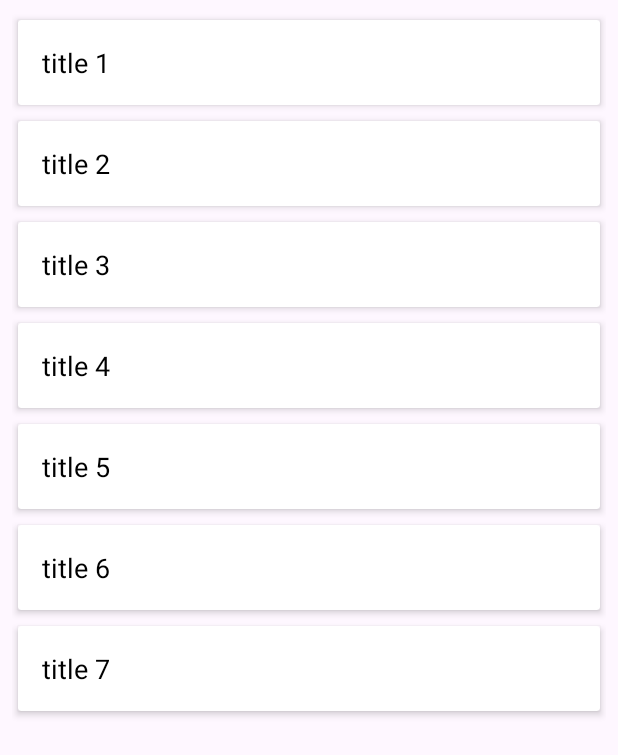
After one commit to ed-daoudiManal22/Endo_project, an Android app: the Endo_InfoActivity screen opened directly, with no data from a screen before it, on a phone screen of 412 x 824 dp. The commit adds this screen. Shown: the top 755 px of the screen. Run offline under Robolectric (Android 15) with nearby library versions, the phone set to English and light mode, and no system bars; Roboto replaces fonts that are not available here.

Commit message:
recycler View for Endo Infos questions

```diff
--- a/app/src/main/AndroidManifest.xml
+++ b/app/src/main/AndroidManifest.xml
@@ -50,6 +50,9 @@
             android:label="Welcome"
             android:theme="@style/Theme.MyApplication" />
 
+        <activity android:name=".Endo_InfoActivity" />
+
+
     </application>
 
 </manifest>
--- /dev/null
+++ b/app/src/main/java/com/example/myapplication/Endo_InfoActivity.java
@@ -0,0 +1,44 @@
+package com.example.myapplication;
+
+import android.os.Bundle;
+import androidx.appcompat.app.AppCompatActivity;
+import androidx.recyclerview.widget.RecyclerView;
+
+import com.example.myapplication.Models.QuestionAdapter;
+import com.example.myapplication.Models.Questions;
+
+import java.util.ArrayList;
+import java.util.List;
+
+public class Endo_InfoActivity extends AppCompatActivity {
+    private RecyclerView recyclerView;
+    private List<Questions> QuestionList;
+
+    @Override
+    protected void onCreate(Bundle savedInstanceState) {
+        super.onCreate(savedInstanceState);
+        setContentView(R.layout.endo_infos);
+
+        recyclerView = findViewById(R.id.endo_Questions);
+
+        initData();
+        setRecyclerView();
+    }
+
+    private void initData() {
+        QuestionList = new ArrayList<>();
+        QuestionList.add(new Questions("title 1","Answer 1"));
+        QuestionList.add(new Questions("title 2","Answer 2"));
+        QuestionList.add(new Questions("title 3","Answer 3"));
+        QuestionList.add(new Questions("title 4","Answer 4"));
+        QuestionList.add(new Questions("title 5","Answer 5"));
+        QuestionList.add(new Questions("title 6","Answer 6"));
+        QuestionList.add(new Questions("title 7","Answer 7"));
+    }
+
+    private void setRecyclerView() {
+        QuestionAdapter questionAdapter =new QuestionAdapter(QuestionList);
+        recyclerView.setAdapter(questionAdapter);
+        recyclerView.setHasFixedSize(true);
+    }
+}
--- /dev/null
+++ b/app/src/main/java/com/example/myapplication/Models/QuestionAdapter.java
@@ -0,0 +1,68 @@
+package com.example.myapplication.Models;
+
+import android.view.LayoutInflater;
+import android.view.View;
+import android.view.ViewGroup;
+import android.widget.LinearLayout;
+import android.widget.RelativeLayout;
+import android.widget.TextView;
+
+import androidx.annotation.NonNull;
+import androidx.recyclerview.widget.RecyclerView;
+
+import com.example.myapplication.R;
+
+import java.util.List;
+public class QuestionAdapter extends RecyclerView.Adapter<QuestionAdapter.QuestionVH> {
+    List<Questions> QuestionsList;
+
+    public QuestionAdapter(List<Questions> questionsList) {
+        QuestionsList = questionsList;
+    }
+
+    @NonNull
+    @Override
+    public QuestionVH onCreateViewHolder(@NonNull ViewGroup parent, int viewType) {
+        View view = LayoutInflater.from(parent.getContext()).inflate(R.layout.list_item_question,parent,false);
+        return new QuestionVH(view);
+    }
+
+    @Override
+    public void onBindViewHolder(@NonNull QuestionVH holder, int position) {
+        Questions question = QuestionsList.get(position);
+        holder.titleTxt.setText(question.getTitle());
+        holder.answerTxt.setText(question.getAnswer());
+
+        boolean isExpandable = QuestionsList.get(position).isExpandable();
+        holder.expandableLayout.setVisibility(isExpandable ? View.VISIBLE : View.GONE);
+    }
+
+    @Override
+    public int getItemCount() {
+        return QuestionsList.size();
+    }
+
+    public class QuestionVH extends RecyclerView.ViewHolder {
+        TextView titleTxt, answerTxt;
+        LinearLayout linearLayout;
+        RelativeLayout expandableLayout;
+
+        public QuestionVH(@NonNull View itemView) {
+            super(itemView);
+
+            titleTxt = itemView.findViewById(R.id.questionTitle);
+            answerTxt = itemView.findViewById(R.id.questionAnswer);
+            linearLayout = itemView.findViewById(R.id.linear_layout);
+            expandableLayout = itemView.findViewById(R.id.expanded_layout);
+
+            linearLayout.setOnClickListener(new View.OnClickListener(){
+                @Override
+                public void onClick(View v) {
+                    Questions questions = QuestionsList.get(getAdapterPosition());
+                    questions.setExpandable(!questions.isExpandable());
+                    notifyItemChanged(getAdapterPosition());
+                }
+            });
+        }
+    }
+}
--- /dev/null
+++ b/app/src/main/java/com/example/myapplication/Models/Questions.java
@@ -0,0 +1,38 @@
+package com.example.myapplication.Models;
+
+public class Questions {
+    private String title;
+    private String answer;
+    private boolean expandable;
+
+    public boolean isExpandable() {
+        return expandable;
+    }
+
+    public void setExpandable(boolean expandable) {
+        this.expandable = expandable;
+    }
+
+    public Questions(String title, String answer) {
+        this.title = title;
+        this.answer = answer;
+        this.expandable = false;
+    }
+
+    public String getTitle() {
+        return title;
+    }
+
+    public String getAnswer() {
+        return answer;
+    }
+
+    @Override
+    public String toString() {
+        return "Questions{" +
+                "title='" + title + '\'' +
+                ", answer='" + answer + '\'' +
+                '}';
+    }
+
+}
--- /dev/null
+++ b/app/src/main/res/layout/endo_infos.xml
@@ -0,0 +1,17 @@
+<?xml version="1.0" encoding="utf-8"?>
+<LinearLayout xmlns:android="http://schemas.android.com/apk/res/android"
+    xmlns:app="http://schemas.android.com/apk/res-auto"
+    xmlns:tools="http://schemas.android.com/tools"
+    android:layout_width="match_parent"
+    android:layout_height="match_parent"
+    android:orientation="vertical"
+    android:padding="8dp"
+    tools:context=".Endo_InfoActivity">
+
+    <androidx.recyclerview.widget.RecyclerView
+        android:id="@+id/endo_Questions"
+        android:layout_width="match_parent"
+        android:layout_height="match_parent"
+        app:layoutManager="androidx.recyclerview.widget.LinearLayoutManager"/>
+
+</LinearLayout>
--- a/app/src/main/res/layout/fragment_first.xml
+++ b/app/src/main/res/layout/fragment_first.xml
@@ -29,6 +29,7 @@
             android:text="@string/lorem_ipsum"
             app:layout_constraintBottom_toBottomOf="parent"
             app:layout_constraintEnd_toEndOf="parent"
+            app:layout_constraintHorizontal_bias="0.062"
             app:layout_constraintStart_toStartOf="parent"
             app:layout_constraintTop_toBottomOf="@id/button_first" />
     </androidx.constraintlayout.widget.ConstraintLayout>
--- /dev/null
+++ b/app/src/main/res/layout/list_item_question.xml
@@ -0,0 +1,42 @@
+<?xml version="1.0" encoding="utf-8"?>
+<androidx.cardview.widget.CardView xmlns:android="http://schemas.android.com/apk/res/android"
+    xmlns:app="http://schemas.android.com/apk/res-auto"
+    android:layout_width="match_parent"
+    android:layout_height="wrap_content"
+    app:cardElevation="3dp"
+    app:cardCornerRadius="2dp"
+    app:cardUseCompatPadding="true">
+
+    <LinearLayout
+        android:layout_width="match_parent"
+        android:layout_height="wrap_content"
+        android:id="@+id/linear_layout"
+        android:orientation="vertical"
+        >
+    <TextView
+        android:id="@+id/questionTitle"
+        android:layout_width="match_parent"
+        android:layout_height="wrap_content"
+        android:text="Question"
+        android:padding="16dp"
+        android:textSize="18sp"
+        android:textColor="@color/black"/>
+
+        <RelativeLayout
+            android:layout_width="match_parent"
+            android:layout_height="wrap_content"
+            android:id="@+id/expanded_layout">
+
+            <TextView
+                android:layout_width="wrap_content"
+                android:layout_height="wrap_content"
+                android:id="@+id/questionAnswer"
+                android:text="Answer"
+                android:padding="16dp"
+                android:textColor="@color/black"
+                />
+        </RelativeLayout>
+
+    </LinearLayout>
+
+</androidx.cardview.widget.CardView>
--- a/app/src/main/res/values/colors.xml
+++ b/app/src/main/res/values/colors.xml
@@ -4,5 +4,4 @@
     <color name="white">#FFFFFFFF</color>
     <color name="orange0">#FFE194</color>
     <color name="orange1">#E57C23</color>
-    <color name="gray">#333333</color>
 </resources>
```
Also changed, not shown: app/src/main/java/com/example/myapplication/WelcomeActivity.java (+12 -1 lines), app/src/main/res/layout/welcome_page.xml (+9 -1 lines), app/src/main/res/values/strings.xml (+0 -52 lines).
